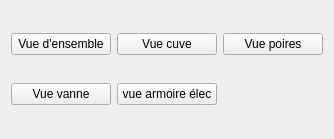
The window that Lamia/iface/qgiswidget/tools/toolprepro/base3_urbandrainage/lamiabase_ud_camera_tool_defaultbuttons_ui.ui (Artelia/Lamia) describes before a commit, drawn with Qt 5.
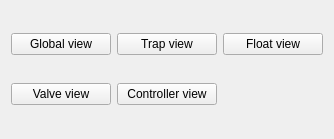
The same window after the commit.

```diff
--- a/Lamia/iface/qgiswidget/tools/toolprepro/base3_urbandrainage/lamiabase_ud_camera_tool_defaultbuttons_ui.ui
+++ b/Lamia/iface/qgiswidget/tools/toolprepro/base3_urbandrainage/lamiabase_ud_camera_tool_defaultbuttons_ui.ui
@@ -17,35 +17,35 @@
    <item row="0" column="0">
     <widget class="QPushButton" name="pushButton_vueensemble">
      <property name="text">
-      <string>Vue d'ensemble</string>
+      <string>Global view</string>
      </property>
     </widget>
    </item>
    <item row="0" column="1">
     <widget class="QPushButton" name="pushButton_cuve">
      <property name="text">
-      <string>Vue cuve</string>
+      <string>Trap view</string>
      </property>
     </widget>
    </item>
    <item row="0" column="2">
     <widget class="QPushButton" name="pushButton_poires">
      <property name="text">
-      <string>Vue poires</string>
+      <string>Float view</string>
      </property>
     </widget>
    </item>
    <item row="1" column="0">
     <widget class="QPushButton" name="pushButton_vanne">
      <property name="text">
-      <string>Vue vanne</string>
+      <string>Valve view</string>
      </property>
     </widget>
    </item>
    <item row="1" column="1">
     <widget class="QPushButton" name="pushButton_armoire">
      <property name="text">
-      <string>vue armoire élec</string>
+      <string>Controller view</string>
      </property>
     </widget>
    </item>
```
Left out of the diff: 4 changed lines with no effect on the pictures.
